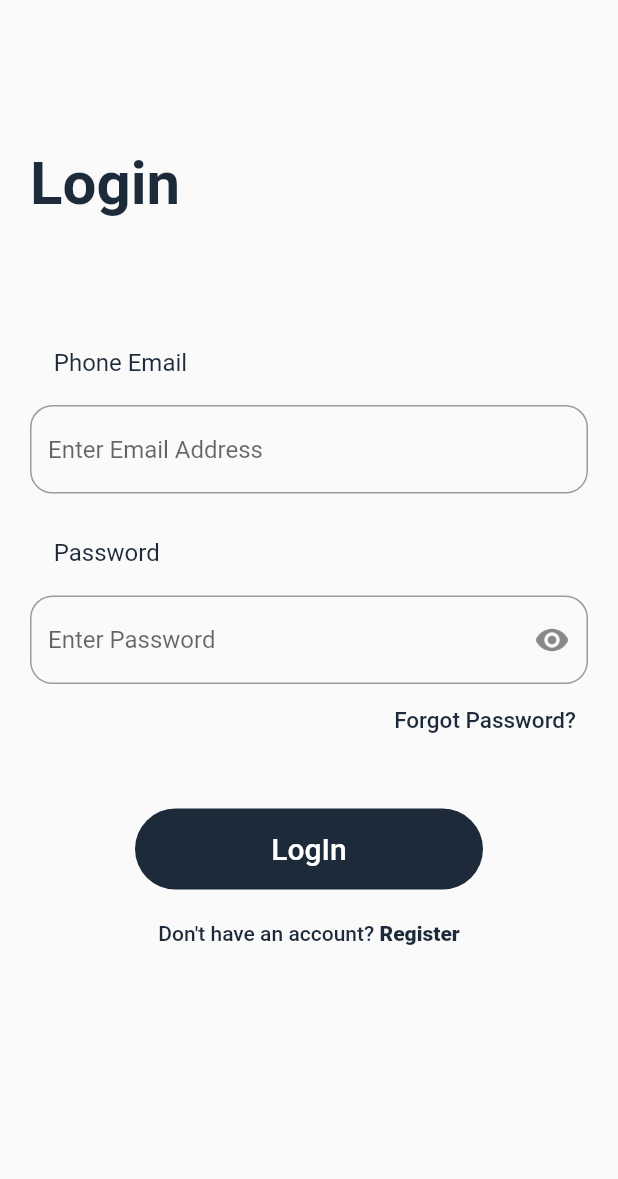
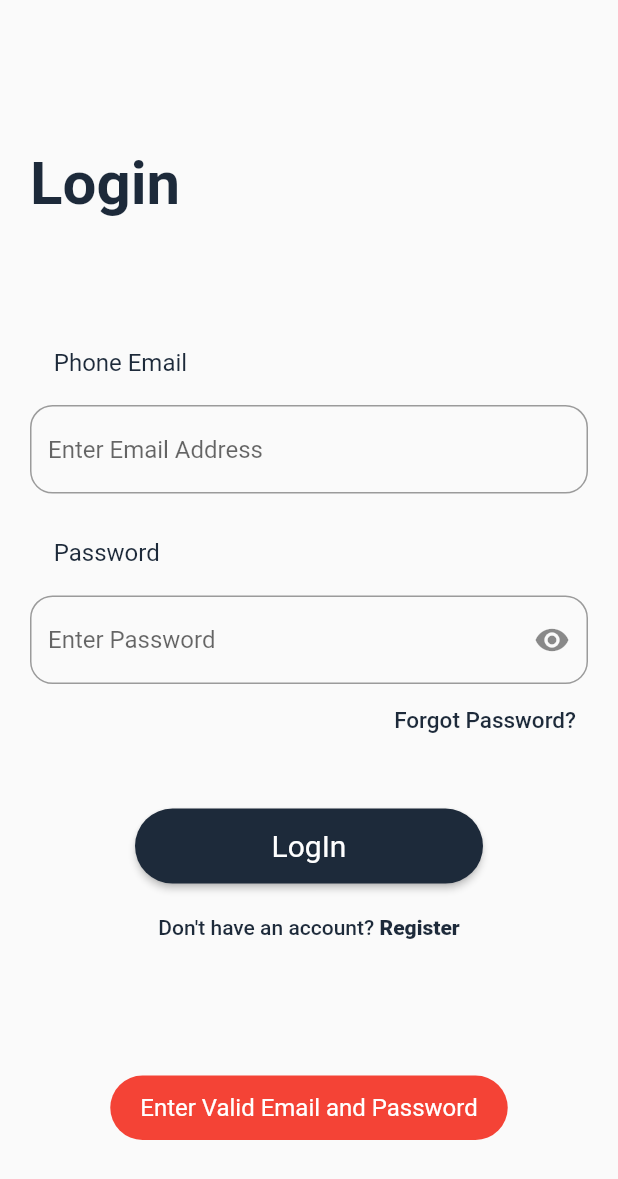
Before and after one commit to sdhairya/college_event_management_system, a Flutter app: the screen it shows after launch, after a tap on "LogIn", on a phone screen of 412 x 824 dp. Shown: the top 1179 px of the screen. Run offline on Flutter 3.47's test engine with Material 2 defaults, Android fonts, the phone set to English and light mode, and no system bars; our stand-ins replace firebase_auth, firebase_core, fluttertoast; accounts and stored records are empty; network calls fail.

Commit message:
initial commit

```diff
--- a/lib/main.dart
+++ b/lib/main.dart
@@ -3,6 +3,7 @@ import 'package:firebase_auth/firebase_auth.dart';
 import 'package:firebase_core/firebase_core.dart';
 import 'package:flutter/foundation.dart';
 import 'package:flutter/material.dart';
+import 'package:fluttertoast/fluttertoast.dart';
 
 import 'dashboardScreen.dart';
 
@@ -70,6 +71,7 @@ class LoginScreen extends StatefulWidget {
 
 class _LoginScreenState extends State<LoginScreen> {
   bool _isobscure = true;
+  bool isLoading = false;
 
   //Login Function
   static Future<User?> loginUsingEmailPassword(
@@ -96,10 +98,10 @@ class _LoginScreenState extends State<LoginScreen> {
     TextEditingController _passwordController = TextEditingController();
 
     SizeConfig().init(context);
-    var screensize = MediaQuery.of(context).size;
     return Scaffold(
       resizeToAvoidBottomInset: false,
-      body: Stack(
+      body: SingleChildScrollView(
+        child: Stack(
           children: <Widget>[
             //Login Text Container
             Column(
@@ -109,7 +111,8 @@ class _LoginScreenState extends State<LoginScreen> {
                     height: getHeight(50),
                     width: getWidth(kIsWeb ? 100 : double.infinity),
                     margin: EdgeInsets.only(
-                      left: 20, top: MediaQuery.of(context).size.height * 0.12),
+                        left: 20,
+                        top: MediaQuery.of(context).size.height * 0.12),
                     child: const Text(
                       'Login',
                       style: TextStyle(
@@ -146,10 +149,11 @@ class _LoginScreenState extends State<LoginScreen> {
                         const SizedBox(
                           height: 30,
                         ),
+
                         const Text('    Password\n',
                             style: TextStyle(
                                 fontSize: 16, color: Color(0xFF1D2A3A))),
-                      TextField(
+                        TextFormField(
                           obscureText: _isobscure,
                           controller: _passwordController,
                           decoration: InputDecoration(
@@ -160,13 +164,11 @@ class _LoginScreenState extends State<LoginScreen> {
                                 icon: Icon(_isobscure
                                     ? Icons.visibility
                                     : Icons.visibility_off),
-                              onPressed: () {
-                                setState(() {
-                                  _isobscure = !_isobscure;
-                                });
-                              },
+                                onPressed: ()  => _isobscure = !_isobscure,
                               )),
+                          keyboardType: TextInputType.visiblePassword,
                         ),
+
                         Align(
                             alignment: Alignment(1, 0),
                             child: TextButton(
@@ -185,22 +187,48 @@ class _LoginScreenState extends State<LoginScreen> {
                                 horizontal: 70, vertical: 5),
                             child: Container(
                               alignment: Alignment.center,
+                              child: ElevatedButton(
+                                style: ElevatedButton.styleFrom(
+                                  primary: Color(0xFF1D2A3A),
+                                  onSurface: Color(0xFF1D2A3A),
                                   padding: EdgeInsets.all(3),
-                            decoration: BoxDecoration(
-                                color: Color(0xFF1D2A3A),
-                                borderRadius: BorderRadius.circular(30)),
-                            child: TextButton(
-                              child: const Text(
-                                'LogIn',
-                                style: TextStyle(
-                                    fontSize: 20.0, color: Colors.white),
+                                  textStyle: TextStyle(fontSize: 20),
+                                  minimumSize: Size.fromHeight(50),
+                                  shape: StadiumBorder(),
+                                  enableFeedback: true,
+
                                 ),
-                                onPressed: () async{
-                                  User? user = await loginUsingEmailPassword(email: _emailController.text, password: _passwordController.text, context: context);
+                                child: isLoading
+                                    ? const CircularProgressIndicator(
+                                        color: Colors.white,
+                                  backgroundColor: Colors.transparent,
+                                      )
+                                    : const Text('LogIn'),
+                                onPressed: () async {
+                                  if (isLoading) return;
+
+                                  setState(() => isLoading = true);
+                                  User? user = await loginUsingEmailPassword(
+                                      email: _emailController.text,
+                                      password: _passwordController.text,
+                                      context: context);
                                   print(user);
-                                  if(user != null)
-                                  {
-                                    Navigator.of(context).pushReplacement(MaterialPageRoute(builder: (context)=> dashboardScreen()));
+                                  if (user != null) {
+                                    setState(() => isLoading = false);
+                                    Navigator.of(context).pushReplacement(
+                                        MaterialPageRoute(
+                                            builder: (context) =>
+                                                dashboardScreen()));
+                                  } else {
+                                    Fluttertoast.showToast(
+                                        msg: "Enter Valid Email and Password",
+                                        toastLength: Toast.LENGTH_SHORT,
+                                        gravity: ToastGravity.BOTTOM,
+                                        timeInSecForIosWeb: 1,
+                                        backgroundColor: Colors.red,
+                                        textColor: Colors.white,
+                                        fontSize: 16.0);
+                                    setState(() => isLoading = false);
                                   }
                                 },
                               ),
@@ -243,9 +271,14 @@ class _LoginScreenState extends State<LoginScreen> {
             //Email Container
           ],
         ),
+      ),
       // This trailing comma makes auto-formatting nicer for build methods.
     );
   }
+
+  void togglePasswordVisibility() => setState(() {
+        _isobscure = !_isobscure;
+      });
 }
 
 // class MyHomePage extends StatefulWidget {
--- a/pubspec.yaml
+++ b/pubspec.yaml
@@ -29,6 +29,8 @@ environment:
 dependencies:
   flutter:
     sdk: flutter
+
+  fluttertoast: ^8.0.9
 
 
   # The following adds the Cupertino Icons font to your application.
```
Also changed, not shown: lib/addFaculty.dart (added, +179 -0 lines), lib/createEvent.dart (added, +209 -0 lines), lib/dashboardScreen.dart (+64 -1 lines), pubspec.lock, 1 other file. Lines whose indentation alone changed are shown as unchanged.
